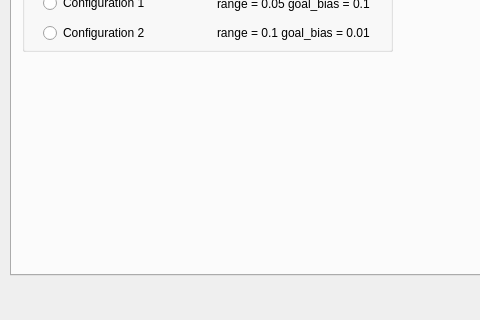
Old version of the form ui/rrtdialog.ui in the repository zohannn/motion_manager; both pictures show x 0 to 480 and y 125 to 445 of the 861 by 445 pixel window.
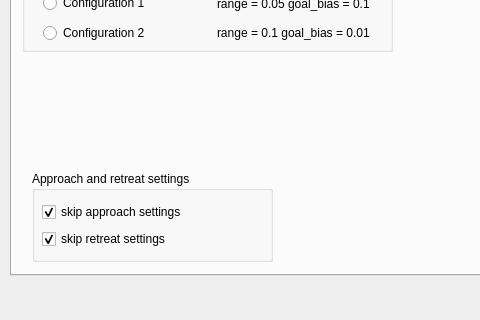
New version of the form.

What changed in the file:
```diff
--- a/ui/rrtdialog.ui
+++ b/ui/rrtdialog.ui
@@ -111,6 +111,51 @@
       </layout>
      </widget>
     </widget>
+    <widget class="QGroupBox" name="groupBox_constraints_2">
+     <property name="geometry">
+      <rect>
+       <x>20</x>
+       <y>260</y>
+       <width>241</width>
+       <height>91</height>
+      </rect>
+     </property>
+     <property name="title">
+      <string>Approach and retreat settings</string>
+     </property>
+     <widget class="QWidget" name="layoutWidget_5">
+      <property name="geometry">
+       <rect>
+        <x>10</x>
+        <y>30</y>
+        <width>171</width>
+        <height>50</height>
+       </rect>
+      </property>
+      <layout class="QVBoxLayout" name="verticalLayout_26">
+       <item>
+        <widget class="QCheckBox" name="checkBox_approach">
+         <property name="text">
+          <string>skip approach settings</string>
+         </property>
+         <property name="checked">
+          <bool>true</bool>
+         </property>
+        </widget>
+       </item>
+       <item>
+        <widget class="QCheckBox" name="checkBox_retreat">
+         <property name="text">
+          <string>skip retreat settings</string>
+         </property>
+         <property name="checked">
+          <bool>true</bool>
+         </property>
+        </widget>
+       </item>
+      </layout>
+     </widget>
+    </widget>
    </widget>
    <widget class="QWidget" name="tab_pick">
     <attribute name="title">
```
